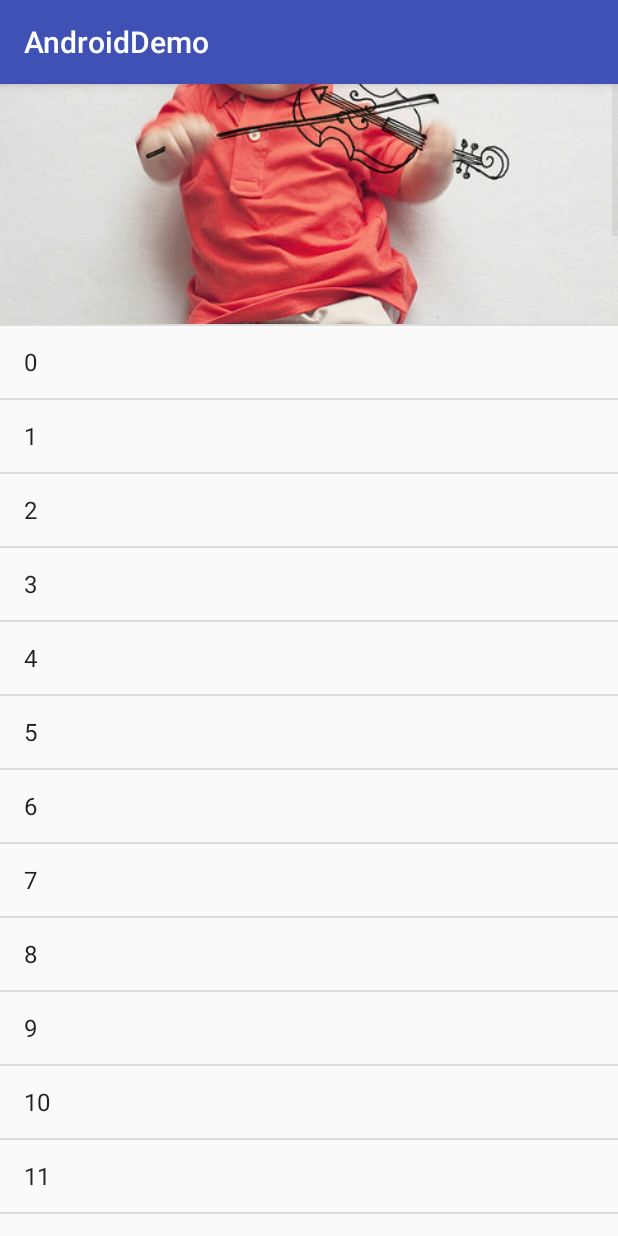
After one commit to ye361571404/AndroidDemo, an Android app: the ParallaxEffectsActivity screen opened directly, with no data from a screen before it, on a phone screen of 412 x 824 dp. The commit adds this screen. Run offline under Robolectric (Android 15) with nearby library versions, the phone set to English and light mode, and no system bars; our stand-ins replace ButterKnife; libraries missing offline, so code that uses them is left out: com.nineoldandroids.animation.

Commit message:
1.增加自定义控件ParallaxEffectsListView视差特效

```diff
--- a/app/build.gradle
+++ b/app/build.gradle
@@ -32,4 +32,5 @@ dependencies {
     // 添加Android ButterKnife Zelezny 配合使用 光标在布局引用处使用快捷键 Alt + Insert
     compile 'com.jakewharton:butterknife:7.0.1'
     compile 'com.blankj:utilcode:1.3.4'
+    compile files('lib/nineoldandroids-2.4.0.jar')
 }
--- a/app/src/main/AndroidManifest.xml
+++ b/app/src/main/AndroidManifest.xml
@@ -56,7 +56,8 @@
             android:name=".feature.launchmode.activity.SecondActivity"
             android:launchMode="singleInstance" />
         <activity android:name=".feature.launchmode.activity.ThirdActivity" />
-        <activity android:name=".feature.customview.activity.RabbitActivity"></activity>
+        <activity android:name=".feature.customview.activity.RabbitActivity" />
+        <activity android:name=".feature.customview.activity.ParallaxEffectsActivity"></activity>
     </application>
 
 </manifest>
--- /dev/null
+++ b/app/src/main/java/hua/demo/feature/customview/activity/ParallaxEffectsActivity.java
@@ -0,0 +1,61 @@
+package hua.demo.feature.customview.activity;
+
+import android.os.Bundle;
+import android.support.v7.app.AppCompatActivity;
+import android.view.View;
+import android.view.ViewTreeObserver;
+import android.widget.ArrayAdapter;
+import android.widget.ImageView;
+import android.widget.ListView;
+
+import java.util.ArrayList;
+
+import butterknife.Bind;
+import butterknife.ButterKnife;
+import hua.demo.R;
+import hua.demo.feature.customview.view.ParallaxEffectsListView;
+
+
+/**
+ * 视差效果
+ */
+public class ParallaxEffectsActivity extends AppCompatActivity {
+
+    @Bind(R.id.lv_content)
+    ParallaxEffectsListView mLvContent;
+
+    @Override
+    protected void onCreate(Bundle savedInstanceState) {
+        super.onCreate(savedInstanceState);
+        setContentView(R.layout.activity_parallax_effects);
+        ButterKnife.bind(this);
+
+        View header = View.inflate(ParallaxEffectsActivity.this, R.layout.listview_header_image, null);
+        final ImageView ivHeader = (ImageView) header.findViewById(R.id.iv_header);
+
+        ArrayList<String> arrayList = new ArrayList<>();
+        for (int i = 0; i < 100; i++) {
+            arrayList.add(i+"");
+        }
+
+        mLvContent.addHeaderView(header);
+        ivHeader.getViewTreeObserver().addOnGlobalLayoutListener(new ViewTreeObserver.OnGlobalLayoutListener() {
+            @Override
+            public void onGlobalLayout() {
+                mLvContent.parallaxEffects(ivHeader);
+                ivHeader.getViewTreeObserver().removeGlobalOnLayoutListener(this);
+            }
+        });
+
+
+        mLvContent.setAdapter(new ArrayAdapter<String>(ParallaxEffectsActivity.this,android.R.layout.simple_list_item_1,arrayList));
+
+
+        /*
+            1.获取header高度
+            2.header高度累加滑动超出高度
+            3.松开恢复原来高度
+         */
+
+    }
+}
--- /dev/null
+++ b/app/src/main/java/hua/demo/feature/customview/view/ParallaxEffectsListView.java
@@ -0,0 +1,96 @@
+package hua.demo.feature.customview.view;
+
+import android.content.Context;
+import android.util.AttributeSet;
+import android.util.Log;
+import android.view.MotionEvent;
+import android.view.animation.OvershootInterpolator;
+import android.widget.ImageView;
+import android.widget.ListView;
+
+import com.nineoldandroids.animation.ValueAnimator;
+
+/**
+ * Created by Administrator on 2017/3/15.
+ *
+ * 视差特效ListView
+ */
+
+public class ParallaxEffectsListView extends ListView {
+
+    private final String TAG = getClass().getSimpleName();
+    private int originHeight;
+    private ImageView ivHeader;
+    /** ImageView里面的图片高度 **/
+    private int intrinsicHeight;
+
+
+    public ParallaxEffectsListView(Context context) {
+        super(context);
+    }
+
+    public ParallaxEffectsListView(Context context, AttributeSet attrs) {
+        super(context, attrs);
+    }
+
+    public ParallaxEffectsListView(Context context, AttributeSet attrs, int defStyleAttr) {
+        super(context, attrs, defStyleAttr);
+    }
+
+
+    public void parallaxEffects(ImageView ivHeader) {
+        this.ivHeader = ivHeader;
+        intrinsicHeight = ivHeader.getDrawable().getIntrinsicHeight();
+        originHeight = ivHeader.getHeight();
+        int measuredHeight = ivHeader.getMeasuredHeight();
+
+        Log.e(TAG, "parallaxEffects: originHeight = " + originHeight);
+        Log.e(TAG, "parallaxEffects: measuredHeight = " + measuredHeight);
+    }
+
+
+    @Override
+    protected boolean overScrollBy(int deltaX, int deltaY, int scrollX, int scrollY, int scrollRangeX, int scrollRangeY, int maxOverScrollX, int maxOverScrollY, boolean isTouchEvent) {
+
+        if(isTouchEvent && deltaY < 0){
+            // 手指向下滑动
+            int newHeight = (int) (ivHeader.getHeight() + Math.abs(deltaY) / 3.0f);
+            if(newHeight < intrinsicHeight){
+                // 避免超过图片的高度
+                ivHeader.getLayoutParams().height = newHeight;
+                ivHeader.requestLayout();
+            }
+        }
+        return super.overScrollBy(deltaX, deltaY, scrollX, scrollY, scrollRangeX, scrollRangeY, maxOverScrollX, maxOverScrollY, isTouchEvent);
+    }
+
+
+    @Override
+    public boolean onTouchEvent(MotionEvent ev) {
+        switch (ev.getAction()) {
+            case MotionEvent.ACTION_UP:
+                final int startValue = ivHeader.getHeight();
+                ValueAnimator valueAnimator = ValueAnimator.ofInt(1);
+                // 使用 nineoldandroids-2.4.0.jar 可以向下兼容
+                valueAnimator.addUpdateListener(new ValueAnimator.AnimatorUpdateListener() {
+                    @Override
+                    public void onAnimationUpdate(ValueAnimator animation) {
+                        float percent = animation.getAnimatedFraction();
+                        Integer evaluate = evaluate(percent, startValue, originHeight);
+                        ivHeader.getLayoutParams().height = evaluate;
+                        ivHeader.requestLayout();
+                    }
+                });
+                valueAnimator.setInterpolator(new OvershootInterpolator(2));
+                valueAnimator.setDuration(500);
+                valueAnimator.start();
+                break;
+        }
+        return super.onTouchEvent(ev);
+    }
+
+    public Integer evaluate(float fraction, Integer startValue, Integer endValue) {
+        int startInt = startValue;
+        return (int)(startInt + fraction * (endValue - startInt));
+    }
+}
--- /dev/null
+++ b/app/src/main/res/layout/activity_parallax_effects.xml
@@ -0,0 +1,15 @@
+<?xml version="1.0" encoding="utf-8"?>
+<RelativeLayout xmlns:android="http://schemas.android.com/apk/res/android"
+    android:id="@+id/activity_parallax_effects"
+    android:layout_width="match_parent"
+    android:layout_height="match_parent">
+
+
+    <hua.demo.feature.customview.view.ParallaxEffectsListView
+        android:id="@+id/lv_content"
+        android:layout_width="match_parent"
+        android:layout_height="match_parent">
+
+    </hua.demo.feature.customview.view.ParallaxEffectsListView>
+
+</RelativeLayout>
--- a/app/src/main/res/layout/custom_view_activity.xml
+++ b/app/src/main/res/layout/custom_view_activity.xml
@@ -31,5 +31,10 @@
         android:text="随手指移动的兔子"
         style="@style/AppTheme.Button.Green" />
 
+    <Button
+        android:id="@+id/btn_parallax_effects"
+        android:text="视差特效"
+        style="@style/AppTheme.Button.Green" />
+
 
 </LinearLayout>
--- /dev/null
+++ b/app/src/main/res/layout/listview_header_image.xml
@@ -0,0 +1,13 @@
+<?xml version="1.0" encoding="utf-8"?>
+<LinearLayout xmlns:android="http://schemas.android.com/apk/res/android"
+    android:orientation="vertical" android:layout_width="match_parent"
+    android:layout_height="match_parent">
+
+    <ImageView
+        android:id="@+id/iv_header"
+        android:scaleType="centerCrop"
+        android:src="@drawable/img_parallax"
+        android:layout_width="match_parent"
+        android:layout_height="160dp" />
+
+</LinearLayout>
```
Also changed, not shown: app/src/main/java/hua/demo/feature/customview/activity/CustomViewActivity.java (+13 -1 lines), app/src/main/res/drawable-hdpi/img_parallax.png (added), 1 other file.
